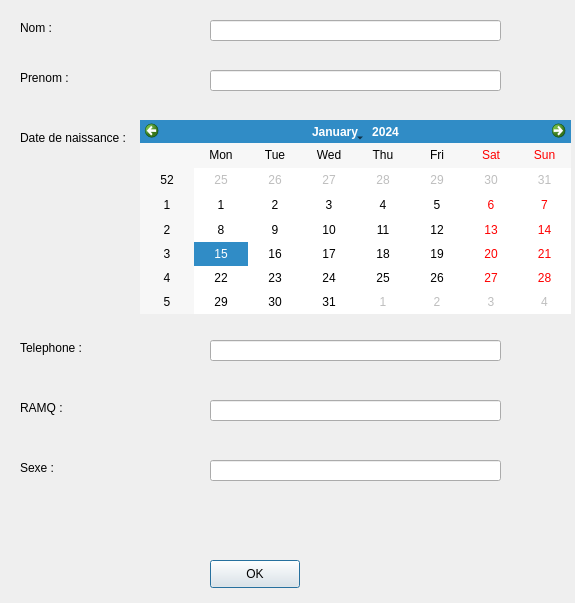
Old version of the form PersonneGUI/AjouterEntraineur.ui in the repository stdab2/stdab2.github.io.
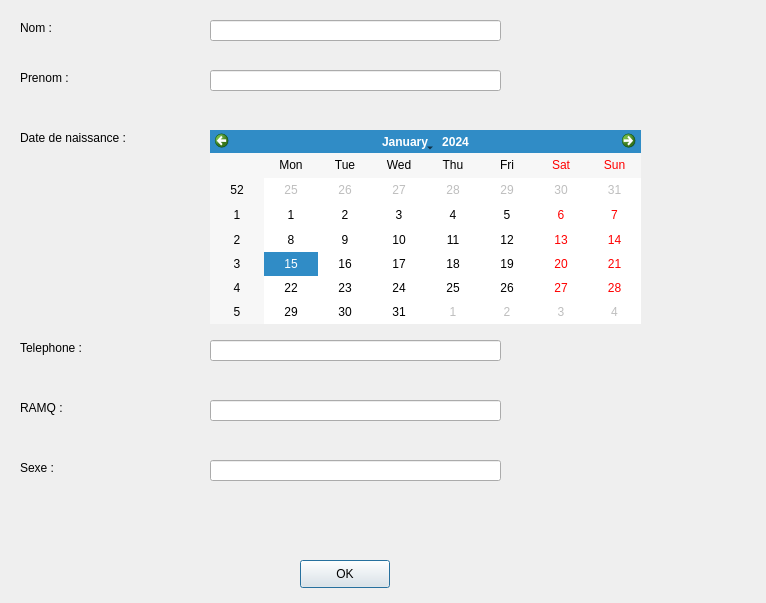
New version of the form.

```diff
--- a/PersonneGUI/AjouterEntraineur.ui
+++ b/PersonneGUI/AjouterEntraineur.ui
@@ -6,7 +6,7 @@
    <rect>
     <x>0</x>
     <y>0</y>
-    <width>575</width>
+    <width>766</width>
     <height>603</height>
    </rect>
   </property>
@@ -18,7 +18,7 @@
     <rect>
      <x>20</x>
      <y>20</y>
-     <width>58</width>
+     <width>121</width>
      <height>16</height>
     </rect>
    </property>
@@ -41,7 +41,7 @@
     <rect>
      <x>20</x>
      <y>70</y>
-     <width>58</width>
+     <width>121</width>
      <height>16</height>
     </rect>
    </property>
@@ -75,8 +75,8 @@
   <widget class="QCalendarWidget" name="dateN">
    <property name="geometry">
     <rect>
-     <x>140</x>
-     <y>120</y>
+     <x>210</x>
+     <y>130</y>
      <width>431</width>
      <height>194</height>
     </rect>
@@ -87,7 +87,7 @@
     <rect>
      <x>20</x>
      <y>340</y>
-     <width>81</width>
+     <width>121</width>
      <height>16</height>
     </rect>
    </property>
@@ -110,7 +110,7 @@
     <rect>
      <x>20</x>
      <y>400</y>
-     <width>58</width>
+     <width>121</width>
      <height>16</height>
     </rect>
    </property>
@@ -133,7 +133,7 @@
     <rect>
      <x>20</x>
      <y>460</y>
-     <width>58</width>
+     <width>121</width>
      <height>16</height>
     </rect>
    </property>
@@ -154,7 +154,7 @@
   <widget class="QPushButton" name="ok">
    <property name="geometry">
     <rect>
-     <x>210</x>
+     <x>300</x>
      <y>560</y>
      <width>90</width>
      <height>28</height>
```
